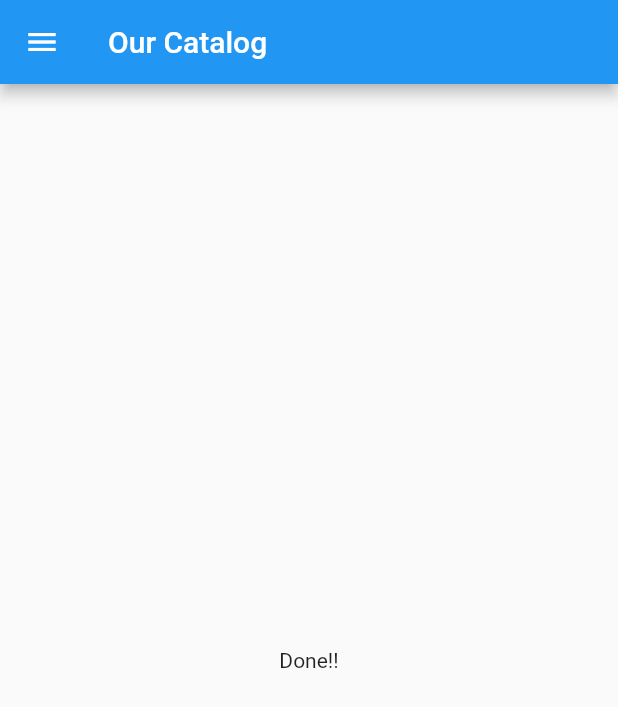
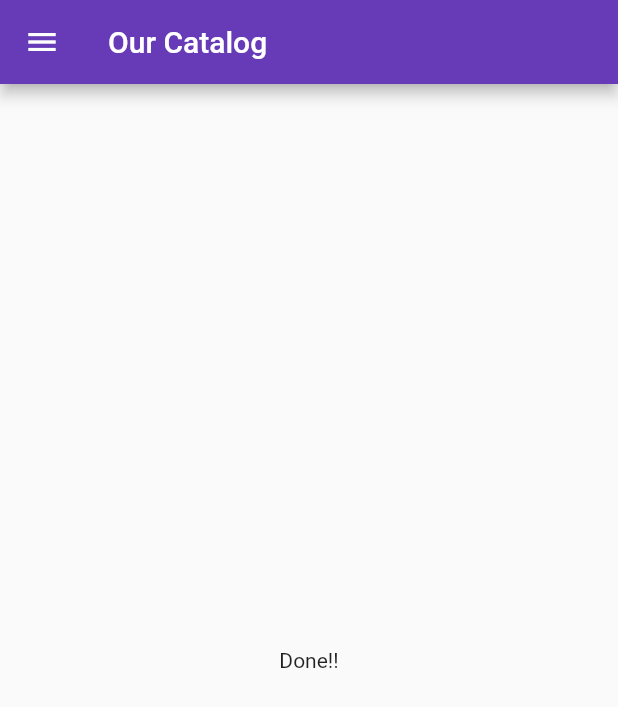
Before and after one commit to Chirayu-Jain07/Flutter_YT, a Flutter app: the screen it shows after launch, on a phone screen of 412 x 824 dp. Shown: the top 707 px of the screen. Run offline on Flutter 3.47's test engine with Material 2 defaults, Android fonts, the phone set to English and light mode, and no system bars.

Commit message:
Day 3 completed

```diff
--- a/lib/main.dart
+++ b/lib/main.dart
@@ -1,5 +1,6 @@
 import 'package:flutter/material.dart';
-import 'package:flutter_catalog/home.dart';
+import 'package:flutter_catalog/pages/home.dart';
+import 'package:flutter_catalog/pages/login_page.dart';
 
 void main() {
   // run app is method
@@ -9,8 +10,28 @@ void main() {
 class MyApp extends StatelessWidget {
   // override method build, in this build method we have main UI of app
   // for changing the UI we will use this build.
+
+  // here Widget is return type  , build is a method - in it context is parameter
+  // context is a piece of information i.e. kiski kaha position hai kon kaha rahta hai
   @override
   Widget build(BuildContext context) {
-    return MaterialApp(home: HomePage());
+    return MaterialApp(
+      // home: HomePage(),
+      theme: ThemeData(
+        // collection of colors
+        primarySwatch: Colors.deepPurple,
+      ),
+      themeMode: ThemeMode.light,
+      darkTheme: ThemeData.dark(),
+      // to move from one page to another
+      // basic or intial route is "/"
+      // to change it we could do
+      initialRoute: "/home",
+      routes: {
+        "/": (context) => LoginPage(),
+        "/home": (context) => HomePage(),
+        "/login": (context) => LoginPage(),
+      },
+    );
   }
 }
```
Also changed, not shown: lib/pages/login_page.dart (added, +20 -0 lines), lib/pages/home.dart (line endings or trailing spaces).
